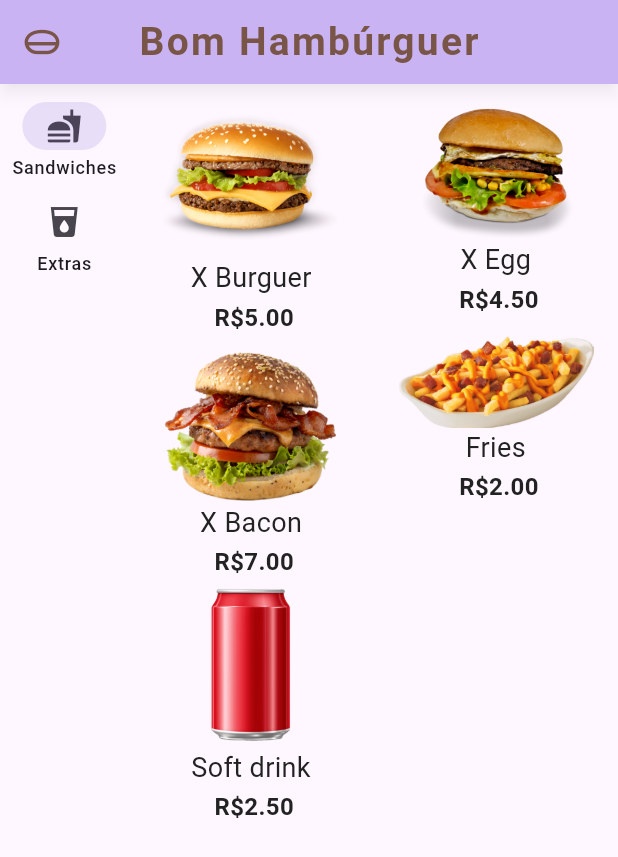
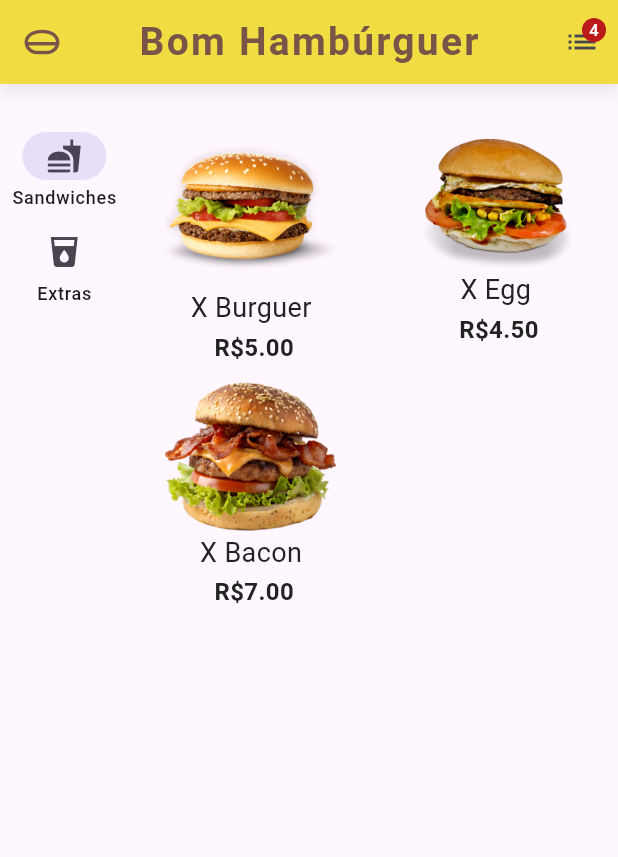
Before and after one commit to ViniciusLucas14/bom-burguer, a Flutter app: the screen it shows after launch, after a tap on "Sandwiches", on a phone screen of 412 x 824 dp. Shown: the top 857 px of the screen. Run offline on Flutter 3.47's test engine with Material 3 defaults, Android fonts, the phone set to English and light mode, and no system bars; our stand-ins replace drift, equatable, sqlite3_flutter_libs; missing offline and left inert: sqlite3; accounts and stored records are empty; generated files the repository leaves out were written again.

Commit message:
created modal bottom to show combos and items in order to finish sale

```diff
--- a/lib/domain/repository/item_repository.dart
+++ b/lib/domain/repository/item_repository.dart
@@ -1,13 +1,14 @@
 import 'package:bom_hamburguer/domain/service/item_service.dart';
+import 'package:bom_hamburguer/enum/item_options_enum.dart';
 import 'package:bom_hamburguer/models/item_model.dart';
 
 class ItemRepository {
   final ItemService _itemService = ItemService();
-  Future<List<ItemModel>> getAllItems() async {
-    var items = await _itemService.getAllItems();
+  Future<List<ItemModel>> getItemsByOption(ItemOptionEnum option) async {
+    var items = await _itemService.getItemsByOption(option);
     return items
         .map((e) => ItemModel(
-            id: e.id, name: e.name, price: e.price, images: e.imagePath))
+            id: e.id, name: e.name, price: e.price, images: e.imagePath, type: e.type))
         .toList();
   }
 }
--- a/lib/domain/service/item_service.dart
+++ b/lib/domain/service/item_service.dart
@@ -1,9 +1,12 @@
 import 'package:bom_hamburguer/config/database/app_database.dart';
+import 'package:bom_hamburguer/enum/item_options_enum.dart';
 
 class ItemService {
   final AppDatabase _db = AppDatabase();
   ItemService();
-  Future<List<ItemTableData>> getAllItems() async {
-    return (await _db.select(_db.itemTable).get()).toList();
+  Future<List<ItemTableData>> getItemsByOption(ItemOptionEnum option) async {
+    return (await _db.select(_db.itemTable).get())
+        .where((element) => element.type == option.value)
+        .toList();
   }
 }
--- /dev/null
+++ b/lib/enum/item_options_enum.dart
@@ -0,0 +1,7 @@
+enum ItemOptionEnum {
+  sandwich(1),
+  extras(2);
+
+  const ItemOptionEnum(this.value);
+  final int value;
+}
--- a/lib/main.dart
+++ b/lib/main.dart
@@ -1,10 +1,18 @@
+import 'package:bom_hamburguer/enum/item_options_enum.dart';
 import 'package:bom_hamburguer/ui/view/header__screen.dart';
 import 'package:bom_hamburguer/ui/view/widgets/items_list.dart';
 import 'package:bom_hamburguer/ui/view/widgets/item_options.dart';
+import 'package:bom_hamburguer/ui/viewModel/item_list_view_model.dart';
 import 'package:flutter/material.dart';
+import 'package:provider/provider.dart';
 
 void main() {
-  runApp(const MyApp());
+  runApp(
+    ChangeNotifierProvider(
+      create: (_) => ItemListViewModel(),
+      child: const MyApp(),
+    ),
+  );
 }
 
 class MyApp extends StatelessWidget {
@@ -12,7 +20,7 @@ class MyApp extends StatelessWidget {
   @override
   Widget build(BuildContext context) {
     return MaterialApp(
-      title: 'Flutter Demo',
+      title: 'Bom Hambúrguer Demo',
       theme: ThemeData(
         colorScheme: ColorScheme.fromSeed(seedColor: Colors.deepPurple),
         useMaterial3: true,
@@ -29,13 +37,12 @@ class HomePage extends StatefulWidget {
 }
 
 class _HomePageState extends State<HomePage> {
-  // int _counter = 0;
-
-  // void _incrementCounter() {
-  //   setState(() {
-  //     _counter++;
-  //   });
-  // }
+  ItemOptionEnum optionSelected = ItemOptionEnum.sandwich;
+  changeOption(ItemOptionEnum option) {
+    setState(() {
+      optionSelected = option;
+    });
+  }
 
   @override
   Widget build(BuildContext context) {
@@ -46,20 +53,13 @@ class _HomePageState extends State<HomePage> {
           mainAxisAlignment: MainAxisAlignment.center,
           crossAxisAlignment: CrossAxisAlignment.start,
           children: <Widget>[
-            const ItemOptions(),
+            ItemOptions(optionSelectedCallback: changeOption),
             Expanded(
-              child: Container(
-                child: const ItemsList(),
-              ),
+              child: ItemsList(filterByOptionCallback: optionSelected),
             ),
           ],
         ),
       ),
-      // floatingActionButton: FloatingActionButton(
-      //   onPressed: _incrementCounter,
-      //   tooltip: 'Increment',
-      //   child: const Icon(Icons.add),
-      // ),
     );
   }
 }
--- a/lib/models/item_model.dart
+++ b/lib/models/item_model.dart
@@ -3,23 +3,26 @@ class ItemModel {
   String name;
   double price;
   String images;
-
+  int type;
   ItemModel(
       {required this.id,
       required this.name,
       required this.price,
-      required this.images});
+      required this.images,
+      required this.type});
 
   factory ItemModel.fromJson(Map<String, dynamic> json) => ItemModel(
       id: json['id'],
       price: json['price'],
       name: json['name'],
-      images: json['images']);
+      images: json['images'],
+      type: json['type']);
 
   Map<String, dynamic> toJson() => {
         'id': id,
         'name': name,
         'price': price,
         'images': images,
+        'type': type,
       };
 }
--- a/lib/ui/view/header__screen.dart
+++ b/lib/ui/view/header__screen.dart
@@ -3,13 +3,13 @@ import 'package:flutter/material.dart';
 class HeaderScreen extends StatelessWidget implements PreferredSizeWidget {
   const HeaderScreen({super.key});
   @override
-  Size get preferredSize => const Size.fromHeight(60);
+  Size get preferredSize => const Size.fromHeight(80);
 
   @override
   Widget build(BuildContext context) {
     return Scaffold(
       appBar: AppBar(
-        backgroundColor: Theme.of(context).colorScheme.inversePrimary,
+        backgroundColor: Colors.yellow,
         centerTitle: true,
         elevation: 4,
         shadowColor: Colors.black26,
@@ -24,7 +24,10 @@ class HeaderScreen extends StatelessWidget implements PreferredSizeWidget {
           ),
         ),
         leading: IconButton(
-          onPressed: () {},
+          onPressed: () {
+            // Implement navigation or menu action here
+            debugPrint("Menu button pressed");
+          },
           icon: const Icon(
             Icons.home_mini_outlined,
             color: Colors.brown,
@@ -32,6 +35,18 @@ class HeaderScreen extends StatelessWidget implements PreferredSizeWidget {
           ),
           tooltip: 'Menu',
         ),
+        actions: [
+          IconButton(
+            onPressed: () {
+              // ação do botão à direita
+            },
+            icon: const Badge(
+              label: Text('4'),
+              child: Icon(Icons.list),
+            ),
+            tooltip: 'Pedidos',
+          ),
+        ],
       ),
     );
   }
--- a/lib/ui/view/widgets/item.dart
+++ b/lib/ui/view/widgets/item.dart
@@ -1,10 +1,13 @@
 import 'package:bom_hamburguer/models/item_model.dart';
 import 'package:flutter/material.dart';
 
+// ignore: must_be_immutable
 class Item extends StatelessWidget {
-  const Item(
+  Function(ItemModel item) onTap;
+  Item(
     Key? key, {
     required this.item,
+    required this.onTap,
   }) : super(key: key);
 
   final ItemModel item;
@@ -16,7 +19,7 @@ class Item extends StatelessWidget {
         builder: (_, constraints) {
           return InkWell(
             onTap: () => {
-              debugPrint("Item tapped: ${item.name}"),
+              onTap(item),
             },
             child: Column(
               crossAxisAlignment: CrossAxisAlignment.center,
@@ -29,7 +32,6 @@ class Item extends StatelessWidget {
                       Hero(
                         tag: item.id,
                         child: Image.asset(
-                          // item.images,
                           item.images,
                           width: constraints.maxWidth * 0.8,
                           fit: BoxFit.cover,
--- a/lib/ui/view/widgets/item_options.dart
+++ b/lib/ui/view/widgets/item_options.dart
@@ -1,8 +1,10 @@
+import 'package:bom_hamburguer/enum/item_options_enum.dart';
 import 'package:flutter/material.dart';
 
+// ignore: must_be_immutable
 class ItemOptions extends StatefulWidget {
-  const ItemOptions({super.key});
-
+  Function(ItemOptionEnum option) optionSelectedCallback;
+  ItemOptions({super.key, required this.optionSelectedCallback});
   @override
   State<ItemOptions> createState() => _ItemOptionsState();
 }
@@ -17,7 +19,11 @@ class _ItemOptionsState extends State<ItemOptions> {
       onDestinationSelected: (int index) {
         setState(() {
           _selectedIndex = index;
-          debugPrint("FloatingActionButton pressed");
+          if (index == 0) {
+            widget.optionSelectedCallback(ItemOptionEnum.sandwich);
+          } else if (index == 1) {
+            widget.optionSelectedCallback(ItemOptionEnum.extras);
+          }
         });
       },
       destinations: const <NavigationRailDestination>[
--- a/lib/ui/view/widgets/items_list.dart
+++ b/lib/ui/view/widgets/items_list.dart
@@ -1,48 +1,80 @@
-import 'package:bom_hamburguer/domain/repository/item_repository.dart';
+import 'package:bom_hamburguer/enum/item_options_enum.dart';
 import 'package:bom_hamburguer/models/item_model.dart';
 import 'package:bom_hamburguer/ui/view/widgets/item.dart';
+import 'package:bom_hamburguer/ui/view/widgets/item_modal_bottom_sheet.dart';
+import 'package:bom_hamburguer/ui/viewModel/item_list_view_model.dart';
 import 'package:flutter/material.dart';
+import 'package:provider/provider.dart';
 
+// ignore: must_be_immutable
 class ItemsList extends StatefulWidget {
-  const ItemsList({super.key});
-
+  ItemOptionEnum filterByOptionCallback;
+  ItemsList({super.key, required this.filterByOptionCallback});
   @override
   State<ItemsList> createState() => _ItemsListState();
 }
 
 class _ItemsListState extends State<ItemsList> {
-  Future<List<ItemModel>>? futureItems;
-  final ItemRepository _itemRepository = ItemRepository();
-
   @override
   void initState() {
     super.initState();
-    futureItems = _itemRepository.getAllItems();
+    Future.microtask(() {
+      Provider.of<ItemListViewModel>(context, listen: false)
+          .fetchItemList(widget.filterByOptionCallback);
+    });
+  }
+
+  @override
+  void didUpdateWidget(covariant ItemsList oldWidget) {
+    super.didUpdateWidget(oldWidget);
+    if (oldWidget.filterByOptionCallback != widget.filterByOptionCallback) {
+      Future.microtask(() {
+        Provider.of<ItemListViewModel>(context, listen: false)
+            .fetchItemList(widget.filterByOptionCallback);
+      });
+    }
+  }
+
+  itemSelected(ItemModel item) async {
+    List<ItemModel> itemExtraListViewModel = [];
+
+    if (item.type == ItemOptionEnum.sandwich.value) {
+      itemExtraListViewModel =
+          await Provider.of<ItemListViewModel>(context, listen: false)
+              .fetchItemsExtraList();
+    }
+
+    showModalBottomSheet<void>(
+      context: context,
+      builder: (BuildContext context) {
+        return ItemModalBottomSheet(
+            item: item, extraItems: itemExtraListViewModel);
+      },
+    );
   }
 
   @override
   Widget build(BuildContext context) {
-    return FutureBuilder<List<ItemModel>>(
-      future: futureItems,
-      builder: (context, snapshot) {
-        if (snapshot.connectionState == ConnectionState.waiting) {
+    return Consumer<ItemListViewModel>(
+      builder: (context, viewModel, child) {
+        if (viewModel.isLoading) {
           return const Center(child: CircularProgressIndicator());
-        } else if (snapshot.hasError) {
-          return Center(child: Text('Error: ${snapshot.error}'));
-        } else if (!snapshot.hasData || snapshot.data!.isEmpty) {
+        } else if (viewModel.errorMessage != null) {
+          return Center(child: Text(viewModel.errorMessage!));
+        } else if (viewModel.itemsList.isEmpty) {
           return const Center(child: Text('No items found.'));
         }
-        final items = snapshot.data!;
         return GridView.count(
           crossAxisCount: 2,
           children: List.generate(
-            items.length,
+            viewModel.itemsList.length,
             (index) {
-              final item = items[index];
+              final item = viewModel.itemsList[index];
               return Center(
                 child: Item(
                   Key('item_$index'),
                   item: item,
+                  onTap: itemSelected,
                 ),
               );
             },
--- /dev/null
+++ b/lib/ui/viewModel/item_list_view_model.dart
@@ -0,0 +1,52 @@
+import 'package:bom_hamburguer/domain/repository/item_repository.dart';
+import 'package:bom_hamburguer/enum/item_options_enum.dart';
+import 'package:bom_hamburguer/models/item_model.dart';
+import 'package:flutter/material.dart';
+
+class ItemListViewModel with ChangeNotifier {
+  final ItemRepository _itemRepository = ItemRepository();
+
+  List<ItemModel> _itemsList = [];
+  List<ItemModel> get itemsList => _itemsList;
+
+  bool _isLoading = false;
+  bool get isLoading => _isLoading;
+
+  String? _errorMessage;
+  String? get errorMessage => _errorMessage;
+
+  Future<void> fetchItemList(ItemOptionEnum option) async {
+    _isLoading = true;
+    _errorMessage = null;
+    notifyListeners();
+
+    try {
+      final data = await _itemRepository.getItemsByOption(option);
+      _itemsList = data;
+    } catch (e) {
+      _errorMessage = 'Failed to load items: $e';
+      _itemsList = [];
+    }
+
+    _isLoading = false;
+    notifyListeners();
+  }
+
+  Future<List<ItemModel>> fetchItemsExtraList() async {
+    _isLoading = true;
+    _errorMessage = null;
+    notifyListeners();
+
+    try {
+      final data =
+          await _itemRepository.getItemsByOption(ItemOptionEnum.extras);
+      return data;
+    } catch (e) {
+      _errorMessage = 'Failed to load items: $e';
+    } finally {
+      _isLoading = false;
+      notifyListeners();
+    }
+    return [];
+  }
+}
--- a/pubspec.yaml
+++ b/pubspec.yaml
@@ -36,7 +36,7 @@ dependencies:
   sqlite3: ^2.3.0
   sqlite3_flutter_libs: ^0.5.18
   equatable: ^2.0.5
-
+  provider: ^6.1.5
   # The following adds the Cupertino Icons font to your application.
   # Use with the CupertinoIcons class for iOS style icons.
   cupertino_icons: ^1.0.6
```
Also changed, not shown: lib/models/cart_model.dart (added, +10 -0 lines), lib/models/combo_options_model.dart (added, +70 -0 lines), lib/ui/view/widgets/item_modal_bottom_sheet.dart (added, +36 -0 lines), pubspec.lock, 1 other file.
